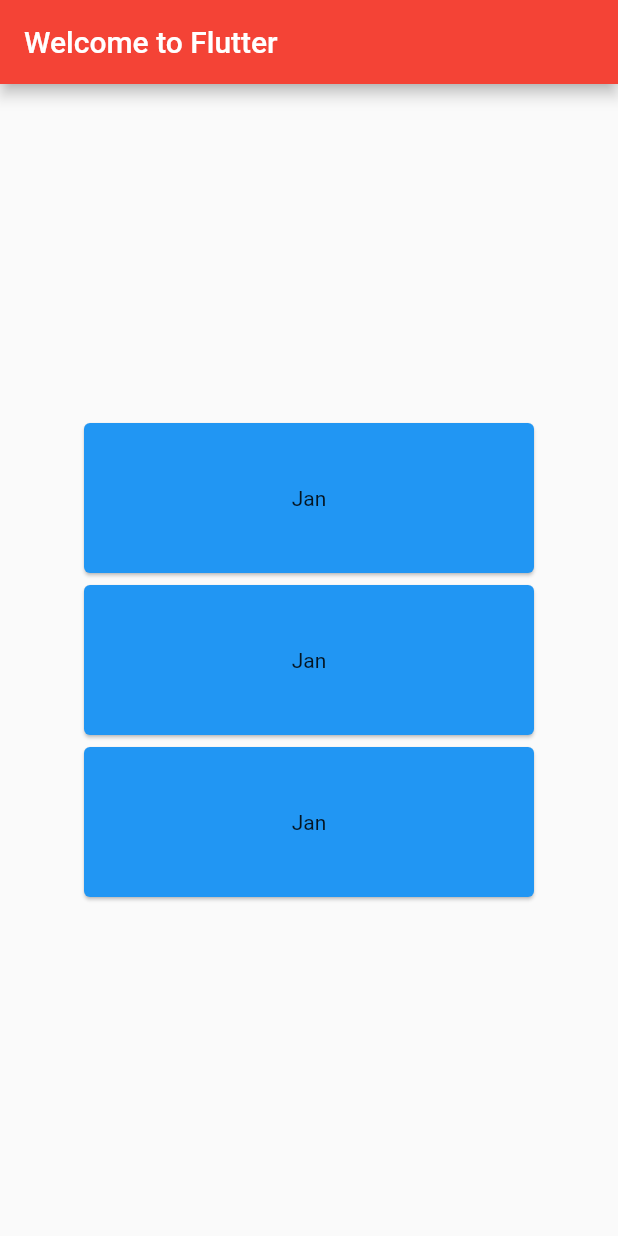
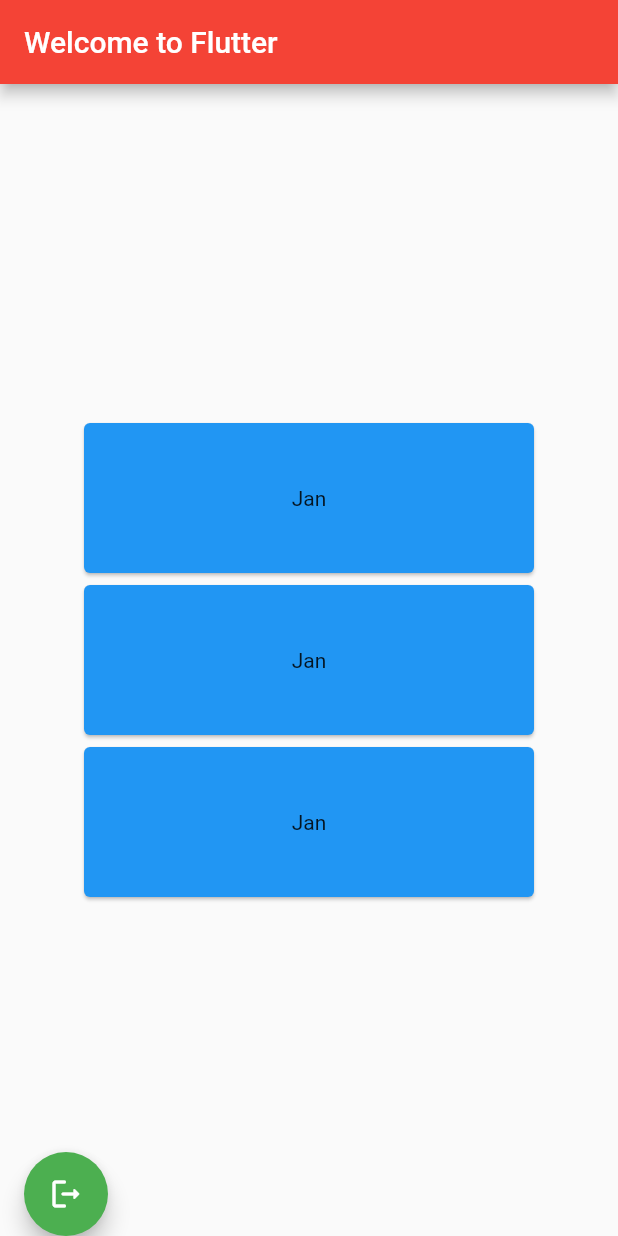
Before and after one commit to mashumaymiri/BudgetApp, a Flutter app: the screen it shows once a user with an empty profile is signed in, on a phone screen of 412 x 824 dp. Run offline on Flutter 3.47's test engine with Material 2 defaults, Android fonts, the phone set to English and light mode, and no system bars; our stand-ins replace cloud_firestore, firebase_auth, firebase_core, fluttertoast; accounts and stored records are empty.

Commit message:
implmented signout button

```diff
--- a/lib/Authentication_Pages/loginPage.dart
+++ b/lib/Authentication_Pages/loginPage.dart
@@ -5,7 +5,7 @@ import 'package:fluttertoast/fluttertoast.dart';
 import 'package:provider/provider.dart';
 
 import '../Clasess/AuthenticationService.dart';
-import '../months.dart';
+import '../HomeScreen.dart';
 
 class LoginPage extends StatefulWidget {
   const LoginPage({Key? key}) : super(key: key);
--- a/lib/Authentication_Pages/registrationPage.dart
+++ b/lib/Authentication_Pages/registrationPage.dart
@@ -5,7 +5,7 @@ import 'package:fluttertoast/fluttertoast.dart';
 import 'package:cloud_firestore/cloud_firestore.dart';
 
 import '../Clasess/user_model.dart';
-import '../months.dart';
+import '../HomeScreen.dart';
 
 // https://github.com/backslashflutter/email_password_flutter_firebase/blob/main/lib/screens/registration_screen.dart#L13
 class RegisterPage extends StatefulWidget {
--- a/lib/Clasess/AuthenticationService.dart
+++ b/lib/Clasess/AuthenticationService.dart
@@ -1,6 +1,8 @@
 import 'package:firebase_auth/firebase_auth.dart';
 import 'package:flutter/material.dart';
 import 'package:flutter/widgets.dart';
+
+import '../Authentication_Pages/loginPage.dart';
 
 class AuthenticationService {
   final FirebaseAuth _firebaseAuth;
@@ -9,8 +11,10 @@ class AuthenticationService {
 
   Stream<User?> get authStateChanges => _firebaseAuth.authStateChanges();
 
-  Future<void> signOut() async {
+  Future<void> signOut(context) async {
     await _firebaseAuth.signOut();
+    Navigator.pop(context);
+    Navigator.pushNamed(context, '/loginPage');
   }
 
 }
--- a/lib/HomeScreen.dart
+++ b/lib/HomeScreen.dart
@@ -5,6 +5,8 @@
 import 'package:flutter/material.dart';
 import 'package:firebase_core/firebase_core.dart';
 import 'package:firebase_auth/firebase_auth.dart';
+import 'package:provider/provider.dart';
+import 'Clasess/AuthenticationService.dart';
 
 class monthPage extends StatelessWidget {
   const monthPage({super.key});
@@ -23,13 +25,19 @@ class monthPage extends StatelessWidget {
           MonthCard(),
         ],
       ),
+        floatingActionButtonLocation: FloatingActionButtonLocation.startDocked,
+      floatingActionButton: FloatingActionButton(
+        onPressed: () {
+          context.read<AuthenticationService>().signOut(context);
+        },
+        child: Icon(Icons.logout_rounded),
+        backgroundColor: Colors.green,
+      ),
     );
   }
-
 }
 
 class MonthCard extends StatefulWidget {
-
   const MonthCard({Key? key}) : super(key: key);
 
   @override
@@ -37,8 +45,6 @@ class MonthCard extends StatefulWidget {
 }
 
 class _MonthCardState extends State<MonthCard> {
-
-
   @override
   Widget build(BuildContext context) {
     return Container(
@@ -55,9 +61,7 @@ class _MonthCardState extends State<MonthCard> {
             child: SizedBox(
               width: 300,
               height: 100,
-              child: Center(
-                  child: Text('Jan')
-              ),
+              child: Center(child: Text('Jan')),
             ),
           ),
         ),
@@ -65,3 +69,11 @@ class _MonthCardState extends State<MonthCard> {
     );
   }
 }
+
+// floatingActionButton: FloatingActionButton(
+// onPressed: () {
+// context.read<AuthenticationService>().signOut();
+// },
+// child: Icon(Icons.logout_rounded),
+// backgroundColor: Colors.green,
+// ),
--- a/lib/main.dart
+++ b/lib/main.dart
@@ -67,7 +67,7 @@ class AuthenticatorWrapper extends StatelessWidget {
   @override
   Widget build(BuildContext context) {
 
-    context.read<AuthenticationService>().signOut();
+   //context.read<AuthenticationService>().signOut();
 
     final firebaseuser = context.watch<User?>();
     var temp = null;
@@ -89,6 +89,7 @@ class AuthenticatorWrapper extends StatelessWidget {
         "/months": (context) => const monthPage(),
         "/register": (context) => const RegisterPage(),
         "/budget": (context) => const BudgetPage(),
+        "/loginPage": (context) => const LoginPage(),
       },
     );
   }
```
